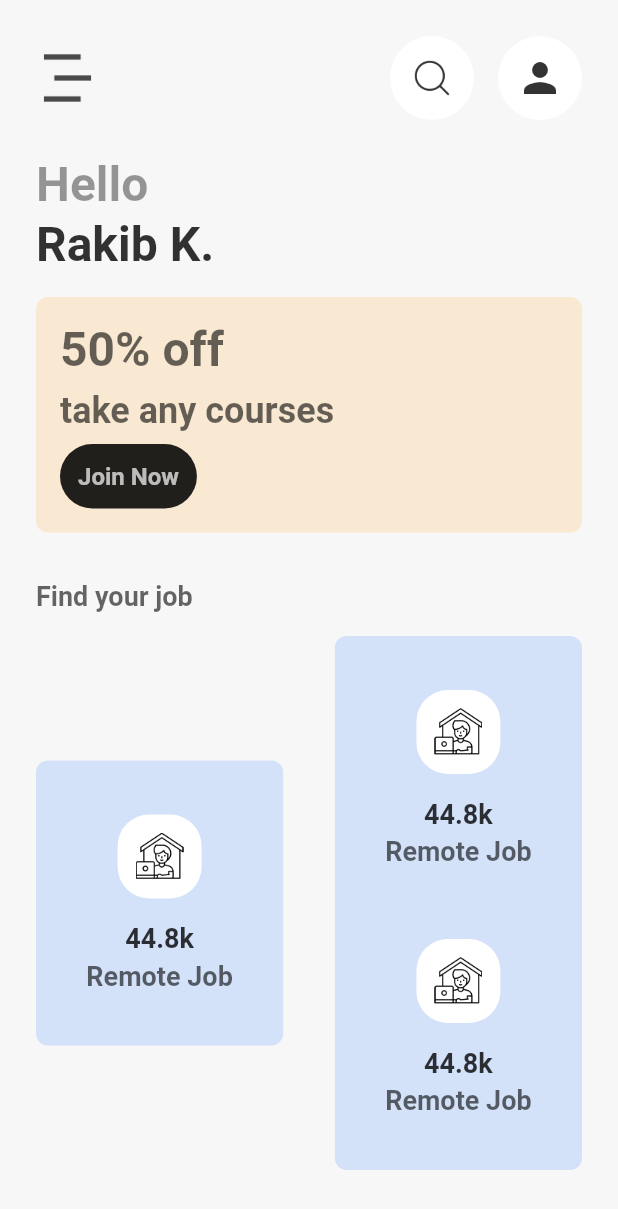
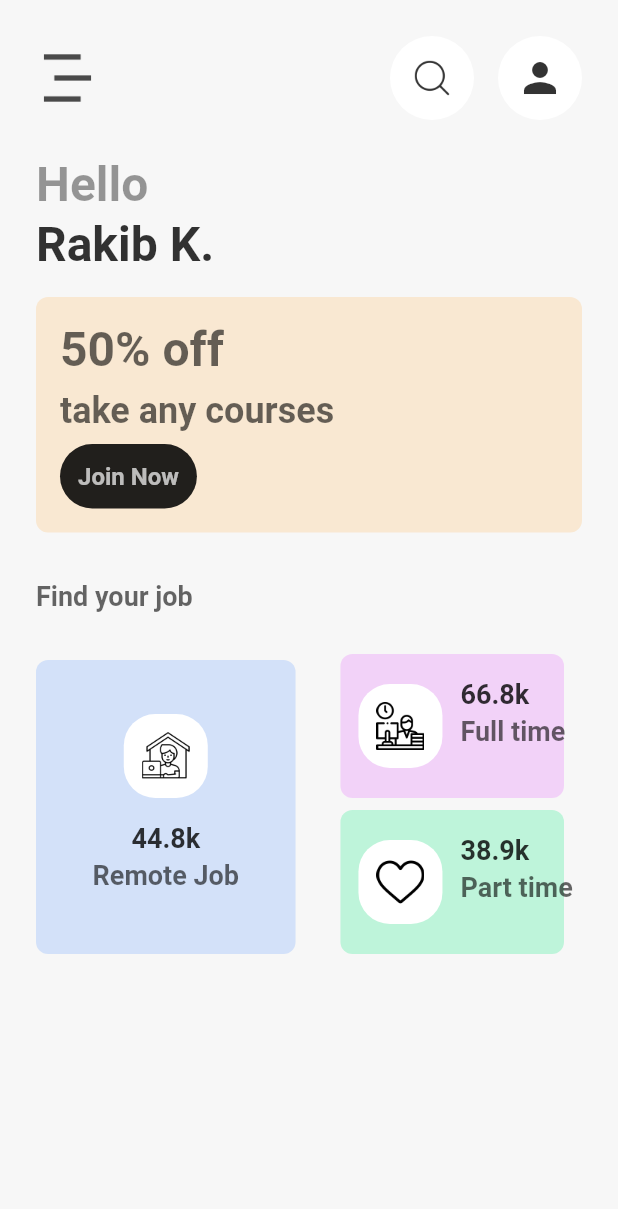
Before and after one commit to shakiz/job_finder_app, a Flutter app: the screen it shows after launch, on a phone screen of 412 x 824 dp. Shown: the top 1209 px of the screen. Run offline on Flutter 3.47's test engine with Material 2 defaults, Android fonts, the phone set to English and light mode, and no system bars.

Commit message:
home page updated

```diff
--- a/lib/pages/home/home_page.dart
+++ b/lib/pages/home/home_page.dart
@@ -158,7 +158,8 @@ class _HomePageState extends State<HomePage> {
             mainAxisAlignment: MainAxisAlignment.spaceBetween,
             children: [
               Container(
-                width: MediaQuery.of(context).size.width * 0.40,
+                width: MediaQuery.of(context).size.width * 0.42,
+                height: 196,
                 padding: const EdgeInsets.all(12),
                 decoration: BoxDecoration(
                     borderRadius: BorderRadius.circular(8),
@@ -196,30 +197,36 @@ class _HomePageState extends State<HomePage> {
                   ],
                 ),
               ),
-              const SizedBox(width: 32,),
+              const SizedBox(width: 16,),
               Container(
-                width: MediaQuery.of(context).size.width * 0.40,
+                width: MediaQuery.of(context).size.width * 0.42,
                 padding: const EdgeInsets.all(12),
+                height: 228,
+                child: Column(
+                  children: [
+                    Container(
                       decoration: BoxDecoration(
                           borderRadius: BorderRadius.circular(8),
-                    color: Colors.blueAccent.withOpacity(0.2)),
-                child: Column(
+                          color: Colors.purpleAccent.withOpacity(0.2)),
+                      height: 96,
+                      child: Row(
                         children: [
-                    Column(
-                      children: [
-                        const SizedBox(height: 24,),
                           Container(
                               decoration: BoxDecoration(
                                   borderRadius: BorderRadius.circular(21),
                                   color: Colors.white),
                               padding: const EdgeInsets.all(12),
+                              margin: const EdgeInsets.all(12),
                               child: Image.asset(
-                              "assets/icons/remote_job.png",
+                                "assets/icons/full_time_job.png",
                                 height: 32,
                                 width: 32,
                               )),
+                          Column(
+                            crossAxisAlignment: CrossAxisAlignment.start,
+                            children: [
                               const SizedBox(height: 16,),
-                        Text("44.8k",
+                              Text("66.8k",
                                   textAlign: TextAlign.start,
                                   style: TextStyle(
                                     color: Colors.black87.withOpacity(0.8),
@@ -227,39 +234,7 @@ class _HomePageState extends State<HomePage> {
                                     fontWeight: FontWeight.bold,
                                   )),
                               const SizedBox(height: 4,),
-                        Text("Remote Job",
-                            textAlign: TextAlign.start,
-                            style: TextStyle(
-                              color: Colors.black87.withOpacity(0.6),
-                              fontSize: 18,
-                              fontWeight: FontWeight.bold,
-                            )),
-                        const SizedBox(height: 24,),
-                      ],
-                    ),
-                    Column(
-                      children: [
-                        const SizedBox(height: 24,),
-                        Container(
-                            decoration: BoxDecoration(
-                                borderRadius: BorderRadius.circular(21),
-                                color: Colors.white),
-                            padding: const EdgeInsets.all(12),
-                            child: Image.asset(
-                              "assets/icons/remote_job.png",
-                              height: 32,
-                              width: 32,
-                            )),
-                        const SizedBox(height: 16,),
-                        Text("44.8k",
-                            textAlign: TextAlign.start,
-                            style: TextStyle(
-                              color: Colors.black87.withOpacity(0.8),
-                              fontSize: 18,
-                              fontWeight: FontWeight.bold,
-                            )),
-                        const SizedBox(height: 4,),
-                        Text("Remote Job",
+                              Text("Full time",
                                   textAlign: TextAlign.start,
                                   style: TextStyle(
                                     color: Colors.black87.withOpacity(0.6),
@@ -270,6 +245,53 @@ class _HomePageState extends State<HomePage> {
                             ],
                           ),
                         ],
+                      ),
+                    ),
+                    const SizedBox(height: 8,),
+                    Container(
+                      height: 96,
+                      decoration: BoxDecoration(
+                          borderRadius: BorderRadius.circular(8),
+                          color: Colors.greenAccent.withOpacity(0.4)),
+                      child: Row(
+                        children: [
+                          Container(
+                              decoration: BoxDecoration(
+                                  borderRadius: BorderRadius.circular(21),
+                                  color: Colors.white),
+                              padding: const EdgeInsets.all(12),
+                              margin: const EdgeInsets.all(12),
+                              child: Image.asset(
+                                "assets/icons/heart.png",
+                                height: 32,
+                                width: 32,
+                              )),
+                          Column(
+                            crossAxisAlignment: CrossAxisAlignment.start,
+                            children: [
+                              const SizedBox(height: 16,),
+                              Text("38.9k",
+                                  textAlign: TextAlign.start,
+                                  style: TextStyle(
+                                    color: Colors.black87.withOpacity(0.8),
+                                    fontSize: 18,
+                                    fontWeight: FontWeight.bold,
+                                  )),
+                              const SizedBox(height: 4,),
+                              Text("Part time",
+                                  textAlign: TextAlign.start,
+                                  style: TextStyle(
+                                    color: Colors.black87.withOpacity(0.6),
+                                    fontSize: 18,
+                                    fontWeight: FontWeight.bold,
+                                  )),
+                              const SizedBox(height: 24,),
+                            ],
+                          ),
+                        ],
+                      ),
+                    )
+                  ],
                 )
               )
             ],
```
Lines whose indentation alone changed are shown as unchanged.
